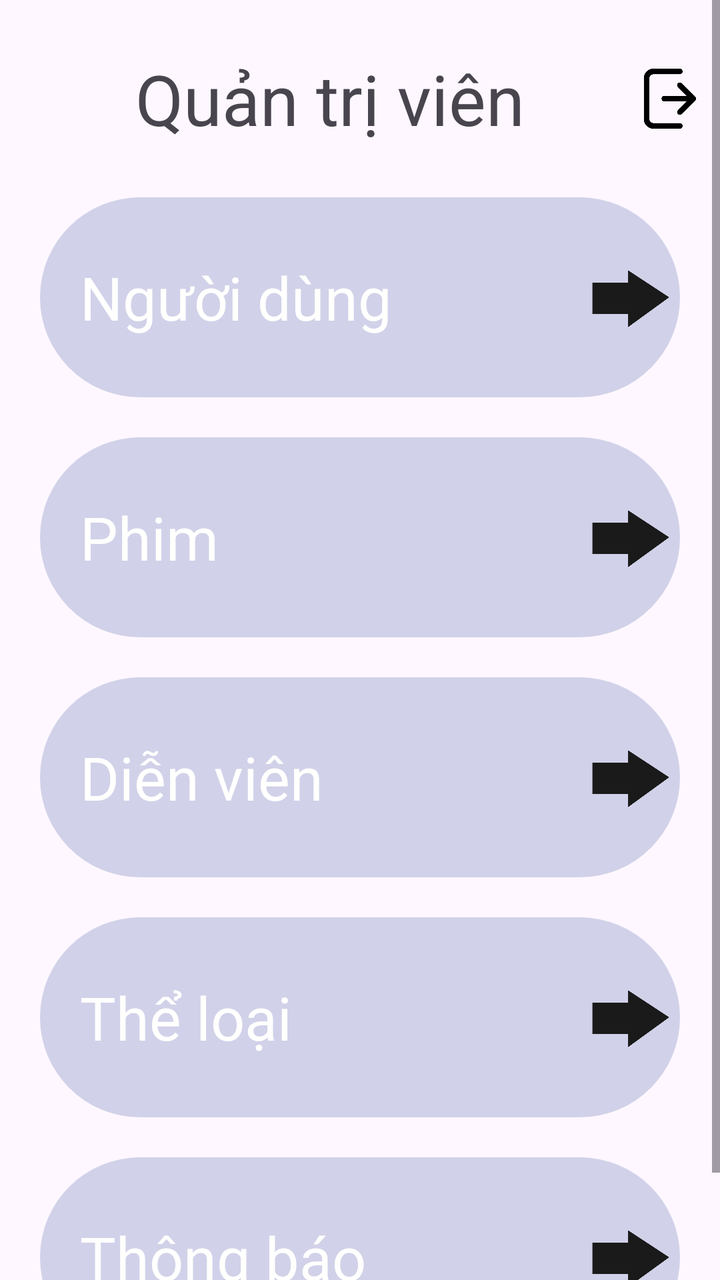
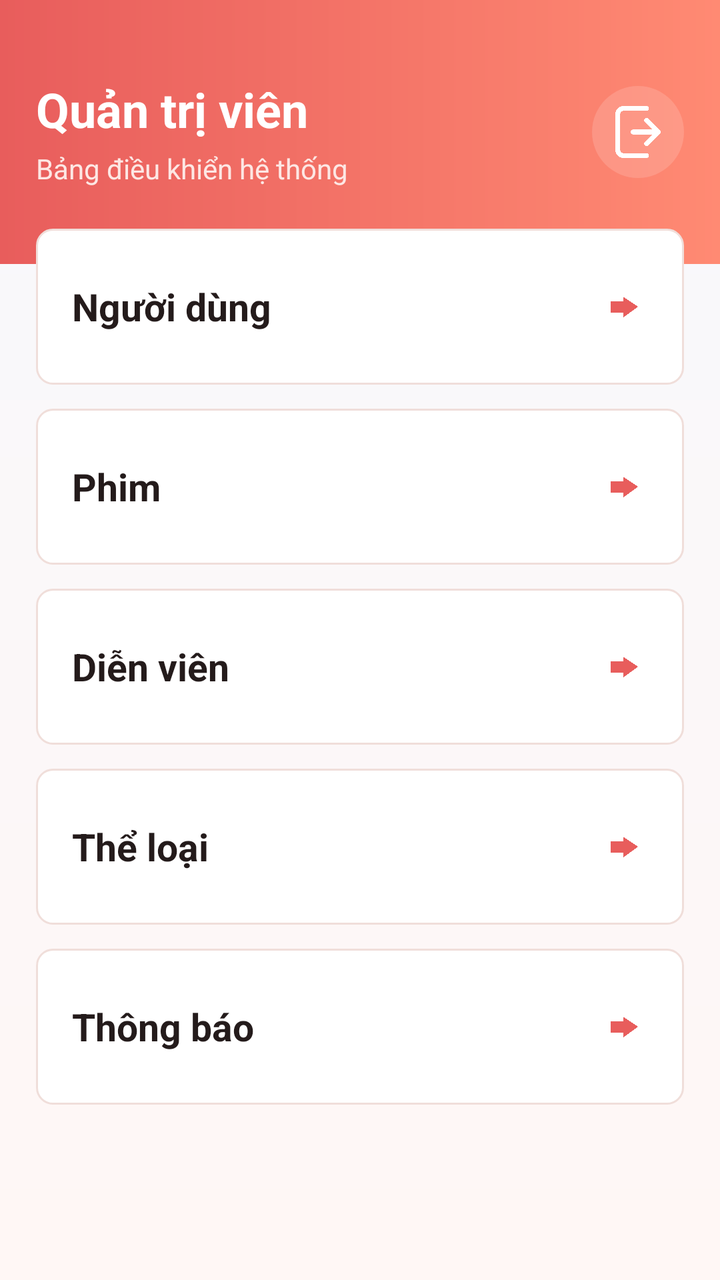

Before-and-after screenshots of an Android layout around one commit, followed by the original layout XML and the change that was made.
<!-- AndroidManifest.xml: application theme Theme.DanhGiaPhim -->
<!-- res/layout/activity_admin.xml -->
<?xml version="1.0" encoding="utf-8"?>
<ScrollView
    xmlns:android="http://schemas.android.com/apk/res/android"
    android:layout_width="match_parent"
    android:layout_height="match_parent"
    android:orientation="vertical">
<LinearLayout
    android:layout_width="match_parent"
    android:layout_height="wrap_content"
    android:orientation="vertical"
    android:padding="10dp">

    <LinearLayout
        android:layout_width="match_parent"
        android:layout_height="wrap_content"
        android:orientation="horizontal">
        <TextView
            android:id="@+id/txtTitle"
            android:layout_width="0dp"
            android:layout_height="wrap_content"
            android:layout_weight="1"
            android:text="Quản trị viên"
            android:textAlignment="center"
            android:textSize="35sp"
            android:padding="16dp" />
        <ImageView
            android:id="@+id/btnlogout"
            android:layout_width="30dp"
            android:layout_height="30dp"
            android:src="@drawable/ic_logout"
            android:layout_gravity="center">
        </ImageView>
    </LinearLayout>

    <LinearLayout
        android:id="@+id/layout1"
        android:layout_width="match_parent"
        android:layout_height="100dp"
        android:background="@drawable/custtombutton"
        android:orientation="horizontal"
        android:gravity="center_vertical"
        android:layout_margin="10dp"
        >
        <TextView
            android:id="@+id/txtDanhsachUser"
            android:layout_width="wrap_content"
            android:layout_height="wrap_content"
            android:layout_weight="1"
            android:text="Người dùng"
            android:layout_gravity="center"
            android:textColor="#fffffe"
            android:textSize="30dp"
            android:layout_marginLeft="20dp">
        </TextView>
        <ImageView
            android:id="@+id/btnDanhSachUser"
            android:layout_width="50dp"
            android:layout_height="wrap_content"
            android:src="@drawable/arrow">
        </ImageView>

    </LinearLayout>

    <LinearLayout
        android:layout_width="match_parent"
        android:layout_height="100dp"
        android:background="@drawable/custtombutton"
        android:orientation="horizontal"
        android:gravity="center_vertical"
        android:layout_margin="10dp"
        >
        <TextView
            android:id="@+id/txtDanhsachPhim"
            android:layout_width="wrap_content"
            android:layout_height="wrap_content"
            android:layout_weight="1"
            android:text="Phim"
            android:layout_gravity="center"
            android:textColor="#fffffe"
            android:textSize="30dp"
            android:layout_marginLeft="20dp">
        </TextView>
        <ImageView
            android:id="@+id/btnDanhSachPhim"
            android:layout_width="50dp"
            android:layout_height="wrap_content"
            android:src="@drawable/arrow">
        </ImageView>

    </LinearLayout>

    <LinearLayout
        android:layout_width="match_parent"
        android:layout_height="100dp"
        android:background="@drawable/custtombutton"
        android:orientation="horizontal"
        android:gravity="center_vertical"
        android:layout_margin="10dp"
        >
        <TextView
            android:layout_width="wrap_content"
            android:layout_height="wrap_content"
            android:layout_weight="1"
            android:text="Diễn viên"
            android:layout_gravity="center"
            android:textColor="#fffffe"
            android:textSize="30dp"
            android:layout_marginLeft="20dp">
        </TextView>
        <ImageView
            android:id="@+id/btnDanhSachDienVien"
            android:layout_width="50dp"
            android:layout_height="wrap_content"
            android:src="@drawable/arrow">
        </ImageView>

    </LinearLayout>
    <LinearLayout
        android:layout_width="match_parent"
        android:layout_height="100dp"
        android:background="@drawable/custtombutton"
        android:orientation="horizontal"
        android:gravity="center_vertical"
        android:layout_margin="10dp"
        >
        <TextView
            android:layout_width="wrap_content"
            android:layout_height="wrap_content"
            android:layout_weight="1"
            android:text="Thể loại"
            android:layout_gravity="center"
            android:textColor="#fffffe"
            android:textSize="30dp"
            android:layout_marginLeft="20dp">
        </TextView>
        <ImageView
            android:id="@+id/btnDanhSachTheLoai"
            android:layout_width="50dp"
            android:layout_height="wrap_content"
            android:src="@drawable/arrow">
        </ImageView>

    </LinearLayout>
    <LinearLayout
        android:layout_width="match_parent"
        android:layout_height="100dp"
        android:background="@drawable/custtombutton"
        android:orientation="horizontal"
        android:gravity="center_vertical"
        android:layout_margin="10dp"
        >
        <TextView
            android:layout_width="wrap_content"
            android:layout_height="wrap_content"
            android:layout_weight="1"
            android:text="Thông báo"
            android:layout_gravity="center"
            android:textColor="#fffffe"
            android:textSize="30dp"
            android:layout_marginLeft="20dp">
        </TextView>
        <ImageView
            android:id="@+id/btnDanhSachThongbao"
            android:layout_width="50dp"
            android:layout_height="wrap_content"
            android:src="@drawable/arrow">
        </ImageView>

    </LinearLayout>

</LinearLayout>



</ScrollView>
<!-- resources referenced by this layout -->
<resources>
  <!-- drawable arrow: png bitmap (drawable, 7343 bytes) -->
  <!-- drawable custtombutton (drawable) -->
  <selector xmlns:android="http://schemas.android.com/apk/res/android">
      <item android:state_pressed="true">
          <shape android:shape="rectangle">
              <solid android:color="#d1d1e9" /> 
              <corners android:radius="60dp" /> 
          </shape>
      </item>
      <item>
          <shape android:shape="rectangle">
              <solid android:color="#d1d1e9" /> 
              <corners android:radius="60dp" /> 
          </shape>
      </item>
  </selector>
  <!-- drawable ic_logout: png bitmap (drawable, 7623 bytes) -->
  <style name="Theme.DanhGiaPhim" parent="Base.Theme.DanhGiaPhim" />
  <style name="Base.Theme.DanhGiaPhim" parent="Theme.Material3.DayNight.NoActionBar">
          
          
      </style>
</resources>

<!-- the commit's change to res/layout/activity_admin.xml (unified diff, before → after) -->
@@ -1,175 +1,215 @@
 <?xml version="1.0" encoding="utf-8"?>
-<ScrollView
-    xmlns:android="http://schemas.android.com/apk/res/android"
+<ScrollView xmlns:android="http://schemas.android.com/apk/res/android"
+    xmlns:app="http://schemas.android.com/apk/res-auto"
     android:layout_width="match_parent"
     android:layout_height="match_parent"
-    android:orientation="vertical">
-<LinearLayout
-    android:layout_width="match_parent"
-    android:layout_height="wrap_content"
-    android:orientation="vertical"
-    android:padding="10dp">
+    android:background="@drawable/bg_actor_list_screen"
+    android:fillViewport="true">
 
     <LinearLayout
         android:layout_width="match_parent"
         android:layout_height="wrap_content"
-        android:orientation="horizontal">
-        <TextView
-            android:id="@+id/txtTitle"
-            android:layout_width="0dp"
+        android:orientation="vertical">
+
+        <LinearLayout
+            android:layout_width="match_parent"
+            android:layout_height="132dp"
+            android:background="@drawable/bg_actor_list_header"
+            android:gravity="center_vertical"
+            android:orientation="horizontal"
+            android:paddingStart="18dp"
+            android:paddingEnd="18dp">
+
+            <LinearLayout
+                android:layout_width="0dp"
+                android:layout_height="wrap_content"
+                android:layout_weight="1"
+                android:orientation="vertical">
+
+                <TextView
+                    android:id="@+id/txtTitle"
+                    android:layout_width="match_parent"
+                    android:layout_height="wrap_content"
+                    android:text="Quản trị viên"
+                    android:textColor="@color/white"
+                    android:textSize="24sp"
+                    android:textStyle="bold" />
+
+                <TextView
+                    android:layout_width="match_parent"
+                    android:layout_height="wrap_content"
+                    android:layout_marginTop="4dp"
+                    android:text="Bảng điều khiển hệ thống"
+                    android:textColor="#FDE7E4"
+                    android:textSize="14sp" />
+            </LinearLayout>
+
+            <ImageView
+                android:id="@+id/btnlogout"
+                android:layout_width="46dp"
+                android:layout_height="46dp"
+                android:background="@drawable/bg_actor_toolbar_button"
+                android:contentDescription="Đăng xuất"
+                android:padding="10dp"
+                android:src="@drawable/ic_logout"
+                app:tint="@color/white" />
+        </LinearLayout>
+
+        <LinearLayout
+            android:layout_width="match_parent"
             android:layout_height="wrap_content"
-            android:layout_weight="1"
-            android:text="Quản trị viên"
-            android:textAlignment="center"
-            android:textSize="35sp"
-            android:padding="16dp" />
-        <ImageView
-            android:id="@+id/btnlogout"
-            android:layout_width="30dp"
-            android:layout_height="30dp"
-            android:src="@drawable/ic_logout"
-            android:layout_gravity="center">
-        </ImageView>
+            android:layout_marginTop="-18dp"
+            android:orientation="vertical"
+            android:paddingStart="18dp"
+            android:paddingEnd="18dp"
+            android:paddingBottom="18dp">
+
+            <LinearLayout
+                android:id="@+id/layout1"
+                android:layout_width="match_parent"
+                android:layout_height="78dp"
+                android:background="@drawable/bg_app_menu_card"
+                android:gravity="center_vertical"
+                android:orientation="horizontal"
+                android:paddingStart="18dp"
+                android:paddingEnd="14dp">
+
+                <TextView
+                    android:id="@+id/txtDanhsachUser"
+                    android:layout_width="0dp"
+                    android:layout_height="wrap_content"
+                    android:layout_weight="1"
+                    android:text="Người dùng"
+                    android:textColor="@color/app_text"
+                    android:textSize="19sp"
+                    android:textStyle="bold" />
+
+                <ImageView
+                    android:id="@+id/btnDanhSachUser"
+                    android:layout_width="32dp"
+                    android:layout_height="32dp"
+                    android:contentDescription="Mở danh sách người dùng"
+                    android:padding="7dp"
+                    android:src="@drawable/arrow"
+                    app:tint="@color/app_primary" />
+            </LinearLayout>
+
+            <LinearLayout
+                android:layout_width="match_parent"
+                android:layout_height="78dp"
+                android:layout_marginTop="12dp"
+                android:background="@drawable/bg_app_menu_card"
+                android:gravity="center_vertical"
+                android:orientation="horizontal"
+                android:paddingStart="18dp"
+                android:paddingEnd="14dp">
+
+                <TextView
+                    android:id="@+id/txtDanhsachPhim"
+                    android:layout_width="0dp"
+                    android:layout_height="wrap_content"
+                    android:layout_weight="1"
+                    android:text="Phim"
+                    android:textColor="@color/app_text"
+                    android:textSize="19sp"
+                    android:textStyle="bold" />
+
+                <ImageView
+                    android:id="@+id/btnDanhSachPhim"
+                    android:layout_width="32dp"
+                    android:layout_height="32dp"
+                    android:contentDescription="Mở danh sách phim"
+                    android:padding="7dp"
+                    android:src="@drawable/arrow"
+                    app:tint="@color/app_primary" />
+            </LinearLayout>
+
+            <LinearLayout
+                android:layout_width="match_parent"
+                android:layout_height="78dp"
+                android:layout_marginTop="12dp"
+                android:background="@drawable/bg_app_menu_card"
+                android:gravity="center_vertical"
+                android:orientation="horizontal"
+                android:paddingStart="18dp"
+                android:paddingEnd="14dp">
+
+                <TextView
+                    android:layout_width="0dp"
+                    android:layout_height="wrap_content"
+                    android:layout_weight="1"
+                    android:text="Diễn viên"
+                    android:textColor="@color/app_text"
+                    android:textSize="19sp"
+                    android:textStyle="bold" />
+
+                <ImageView
+                    android:id="@+id/btnDanhSachDienVien"
+                    android:layout_width="32dp"
+                    android:layout_height="32dp"
+                    android:contentDescription="Mở danh sách diễn viên"
+                    android:padding="7dp"
+                    android:src="@drawable/arrow"
+                    app:tint="@color/app_primary" />
+            </LinearLayout>
+
+            <LinearLayout
+                android:layout_width="match_parent"
+                android:layout_height="78dp"
+                android:layout_marginTop="12dp"
+                android:background="@drawable/bg_app_menu_card"
+                android:gravity="center_vertical"
+                android:orientation="horizontal"
+                android:paddingStart="18dp"
+                android:paddingEnd="14dp">
+
+                <TextView
+                    android:layout_width="0dp"
+                    android:layout_height="wrap_content"
+                    android:layout_weight="1"
+                    android:text="Thể loại"
+                    android:textColor="@color/app_text"
+                    android:textSize="19sp"
+                    android:textStyle="bold" />
+
+                <ImageView
+                    android:id="@+id/btnDanhSachTheLoai"
+                    android:layout_width="32dp"
+                    android:layout_height="32dp"
+                    android:contentDescription="Mở danh sách thể loại"
+                    android:padding="7dp"
+                    android:src="@drawable/arrow"
+                    app:tint="@color/app_primary" />
+            </LinearLayout>
+
+            <LinearLayout
+                android:layout_width="match_parent"
+                android:layout_height="78dp"
+                android:layout_marginTop="12dp"
+                android:background="@drawable/bg_app_menu_card"
+                android:gravity="center_vertical"
+                android:orientation="horizontal"
+                android:paddingStart="18dp"
+                android:paddingEnd="14dp">
+
+                <TextView
+                    android:layout_width="0dp"
+                    android:layout_height="wrap_content"
+                    android:layout_weight="1"
+                    android:text="Thông báo"
+                    android:textColor="@color/app_text"
+                    android:textSize="19sp"
+                    android:textStyle="bold" />
+
+                <ImageView
+                    android:id="@+id/btnDanhSachThongbao"
+                    android:layout_width="32dp"
+                    android:layout_height="32dp"
+                    android:contentDescription="Mở danh sách thông báo"
+                    android:padding="7dp"
+                    android:src="@drawable/arrow"
+                    app:tint="@color/app_primary" />
+            </LinearLayout>
+        </LinearLayout>
     </LinearLayout>
-
-    <LinearLayout
-        android:id="@+id/layout1"
-        android:layout_width="match_parent"
-        android:layout_height="100dp"
-        android:background="@drawable/custtombutton"
-        android:orientation="horizontal"
-        android:gravity="center_vertical"
-        android:layout_margin="10dp"
-        >
-        <TextView
-            android:id="@+id/txtDanhsachUser"
-            android:layout_width="wrap_content"
-            android:layout_height="wrap_content"
-            android:layout_weight="1"
-            android:text="Người dùng"
-            android:layout_gravity="center"
-            android:textColor="#fffffe"
-            android:textSize="30dp"
-            android:layout_marginLeft="20dp">
-        </TextView>
-        <ImageView
-            android:id="@+id/btnDanhSachUser"
-            android:layout_width="50dp"
-            android:layout_height="wrap_content"
-            android:src="@drawable/arrow">
-        </ImageView>
-
-    </LinearLayout>
-
-    <LinearLayout
-        android:layout_width="match_parent"
-        android:layout_height="100dp"
-        android:background="@drawable/custtombutton"
-        android:orientation="horizontal"
-        android:gravity="center_vertical"
-        android:layout_margin="10dp"
-        >
-        <TextView
-            android:id="@+id/txtDanhsachPhim"
-            android:layout_width="wrap_content"
-            android:layout_height="wrap_content"
-            android:layout_weight="1"
-            android:text="Phim"
-            android:layout_gravity="center"
-            android:textColor="#fffffe"
-            android:textSize="30dp"
-            android:layout_marginLeft="20dp">
-        </TextView>
-        <ImageView
-            android:id="@+id/btnDanhSachPhim"
-            android:layout_width="50dp"
-            android:layout_height="wrap_content"
-            android:src="@drawable/arrow">
-        </ImageView>
-
-    </LinearLayout>
-
-    <LinearLayout
-        android:layout_width="match_parent"
-        android:layout_height="100dp"
-        android:background="@drawable/custtombutton"
-        android:orientation="horizontal"
-        android:gravity="center_vertical"
-        android:layout_margin="10dp"
-        >
-        <TextView
-            android:layout_width="wrap_content"
-            android:layout_height="wrap_content"
-            android:layout_weight="1"
-            android:text="Diễn viên"
-            android:layout_gravity="center"
-            android:textColor="#fffffe"
-            android:textSize="30dp"
-            android:layout_marginLeft="20dp">
-        </TextView>
-        <ImageView
-            android:id="@+id/btnDanhSachDienVien"
-            android:layout_width="50dp"
-            android:layout_height="wrap_content"
-            android:src="@drawable/arrow">
-        </ImageView>
-
-    </LinearLayout>
-    <LinearLayout
-        android:layout_width="match_parent"
-        android:layout_height="100dp"
-        android:background="@drawable/custtombutton"
-        android:orientation="horizontal"
-        android:gravity="center_vertical"
-        android:layout_margin="10dp"
-        >
-        <TextView
-            android:layout_width="wrap_content"
-            android:layout_height="wrap_content"
-            android:layout_weight="1"
-            android:text="Thể loại"
-            android:layout_gravity="center"
-            android:textColor="#fffffe"
-            android:textSize="30dp"
-            android:layout_marginLeft="20dp">
-        </TextView>
-        <ImageView
-            android:id="@+id/btnDanhSachTheLoai"
-            android:layout_width="50dp"
-            android:layout_height="wrap_content"
-            android:src="@drawable/arrow">
-        </ImageView>
-
-    </LinearLayout>
-    <LinearLayout
-        android:layout_width="match_parent"
-        android:layout_height="100dp"
-        android:background="@drawable/custtombutton"
-        android:orientation="horizontal"
-        android:gravity="center_vertical"
-        android:layout_margin="10dp"
-        >
-        <TextView
-            android:layout_width="wrap_content"
-            android:layout_height="wrap_content"
-            android:layout_weight="1"
-            android:text="Thông báo"
-            android:layout_gravity="center"
-            android:textColor="#fffffe"
-            android:textSize="30dp"
-            android:layout_marginLeft="20dp">
-        </TextView>
-        <ImageView
-            android:id="@+id/btnDanhSachThongbao"
-            android:layout_width="50dp"
-            android:layout_height="wrap_content"
-            android:src="@drawable/arrow">
-        </ImageView>
-
-    </LinearLayout>
-
-</LinearLayout>
-
-
-
 </ScrollView>
<!-- resource entries referenced after the edit -->
@@ -1,18 +1,58 @@
 <!-- resources referenced by this layout -->
 <resources>
+  <color name="app_primary">#E85D5C</color>
+  <color name="app_text">#241B1B</color>
+  <color name="white">#FFFFFFFF</color>
   <!-- drawable arrow: png bitmap (drawable, 7343 bytes) -->
-  <!-- drawable custtombutton (drawable) -->
+  <!-- drawable bg_actor_list_header (drawable) -->
+  <?xml version="1.0" encoding="utf-8"?>
+  <shape xmlns:android="http://schemas.android.com/apk/res/android">
+      <gradient
+          android:angle="0"
+          android:endColor="#FF8A73"
+          android:startColor="#E85D5C" />
+  </shape>
+  <!-- drawable bg_actor_list_screen (drawable) -->
+  <?xml version="1.0" encoding="utf-8"?>
+  <shape xmlns:android="http://schemas.android.com/apk/res/android">
+      <gradient
+          android:angle="270"
+          android:endColor="#FFF7F5"
+          android:startColor="#F7F8FC" />
+  </shape>
+  <!-- drawable bg_actor_toolbar_button (drawable) -->
+  <?xml version="1.0" encoding="utf-8"?>
+  <selector xmlns:android="http://schemas.android.com/apk/res/android">
+      <item android:state_pressed="true">
+          <shape android:shape="oval">
+              <solid android:color="#40FFFFFF" />
+          </shape>
+      </item>
+      <item>
+          <shape android:shape="oval">
+              <solid android:color="#26FFFFFF" />
+          </shape>
+      </item>
+  </selector>
+  <!-- drawable bg_app_menu_card (drawable) -->
+  <?xml version="1.0" encoding="utf-8"?>
   <selector xmlns:android="http://schemas.android.com/apk/res/android">
       <item android:state_pressed="true">
           <shape android:shape="rectangle">
-              <solid android:color="#d1d1e9" /> 
-              <corners android:radius="60dp" /> 
+              <solid android:color="#FFF1EF" />
+              <stroke
+                  android:width="1dp"
+                  android:color="#E85D5C" />
+              <corners android:radius="8dp" />
           </shape>
       </item>
       <item>
           <shape android:shape="rectangle">
-              <solid android:color="#d1d1e9" /> 
-              <corners android:radius="60dp" /> 
+              <solid android:color="@color/white" />
+              <stroke
+                  android:width="1dp"
+                  android:color="#F0DEDA" />
+              <corners android:radius="8dp" />
           </shape>
       </item>
   </selector>
